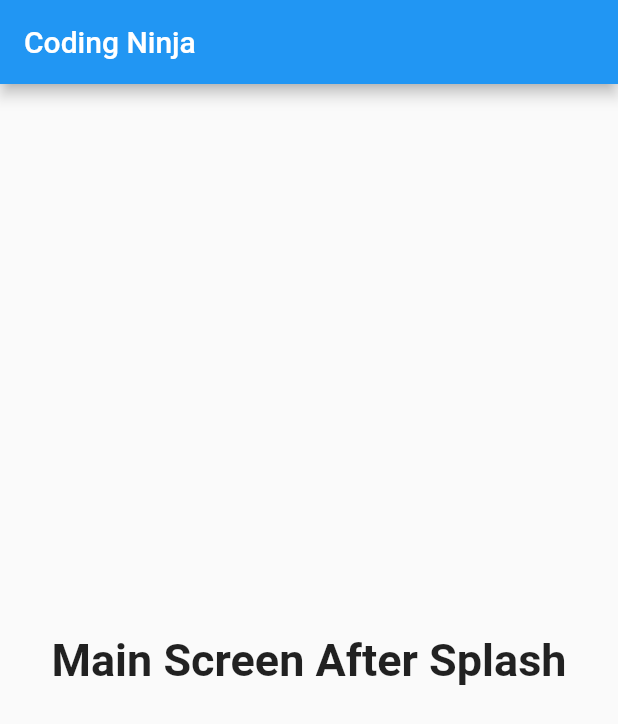
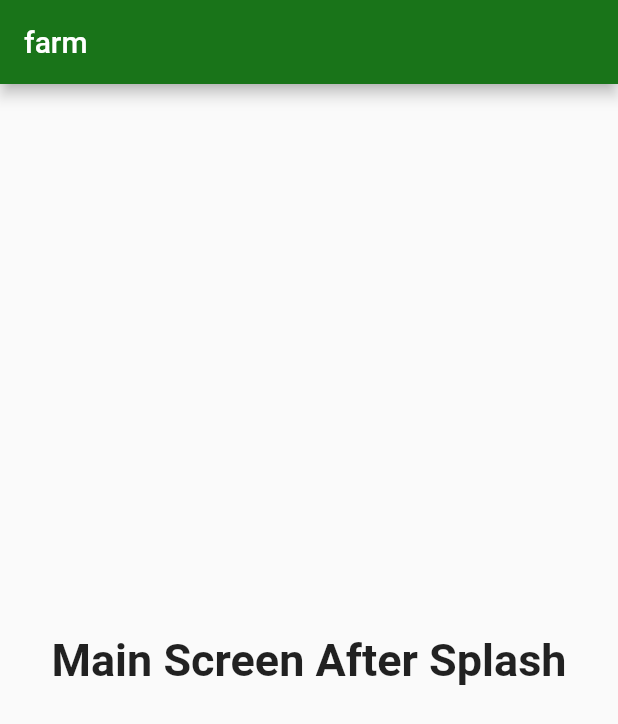
Before and after one commit to jenniekibiri/farm_app, a Flutter app: the screen it shows after launch, on a phone screen of 412 x 824 dp. Shown: the top 724 px of the screen. Run offline on Flutter 3.47's test engine with Material 2 defaults, Android fonts, the phone set to English and light mode, and no system bars; our stand-ins replace hexcolor, splashscreen.

Commit message:
add hexcode package

```diff
--- a/lib/main.dart
+++ b/lib/main.dart
@@ -1,5 +1,6 @@
 import 'package:flutter/material.dart';
 import 'package:splashscreen/splashscreen.dart';
+import 'package:hexcolor/hexcolor.dart';
 
 void main() {
   runApp(MyApp());
@@ -27,7 +28,7 @@ class _MyAppState extends State<MyApp> {
         image: new Image.asset('assets/logo.png'),
         //Splash Screen Background color
 
-        backgroundColor: Colors.green[300],
+        backgroundColor: HexColor("#197419"),
         styleTextUnderTheLoader: new TextStyle(),
         photoSize: 100.0,
         loaderColor: Colors.greenAccent[100],
@@ -41,7 +42,8 @@ class MainPage extends StatelessWidget {
   Widget build(BuildContext context) {
     return Scaffold(
       appBar: new AppBar(
-        title: new Text("Coding Ninja"),
+        title: new Text("farm"),
+        backgroundColor:HexColor("#197419"),
         automaticallyImplyLeading: false,
       ),
       body: new Center(
--- a/pubspec.yaml
+++ b/pubspec.yaml
@@ -24,6 +24,7 @@ dependencies:
   flutter:
     sdk: flutter
   splashscreen: ^1.2.0
+  hexcolor: ^1.0.6
 
 
   # The following adds the Cupertino Icons font to your application.
```
Also changed, not shown: pubspec.lock.
